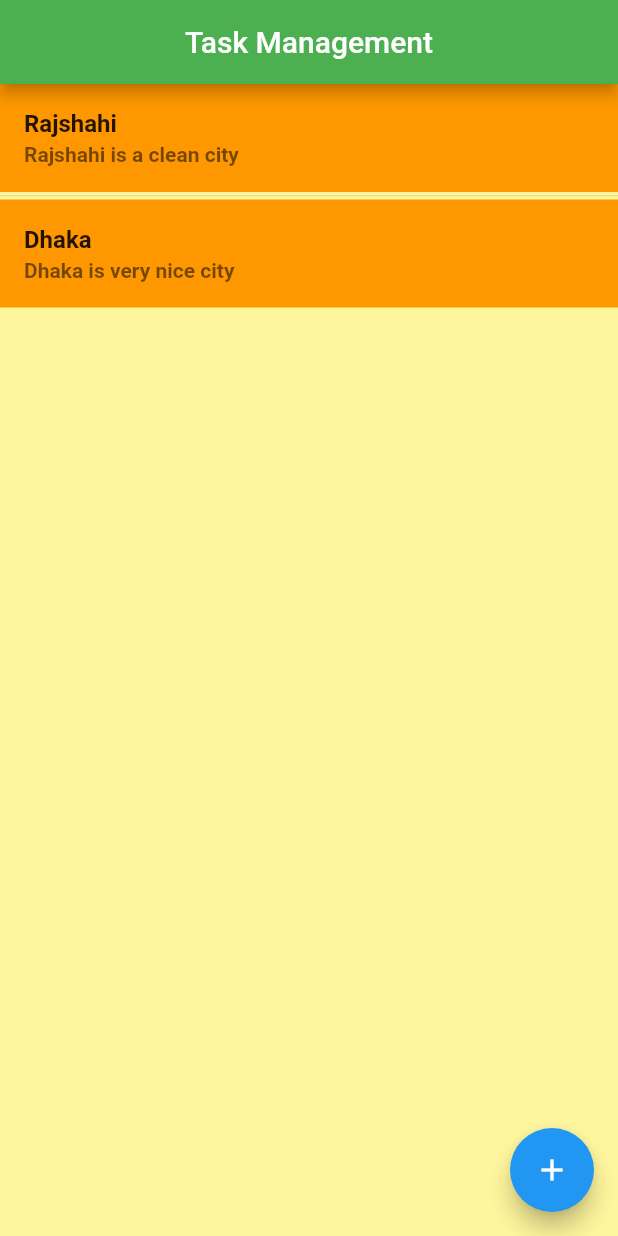
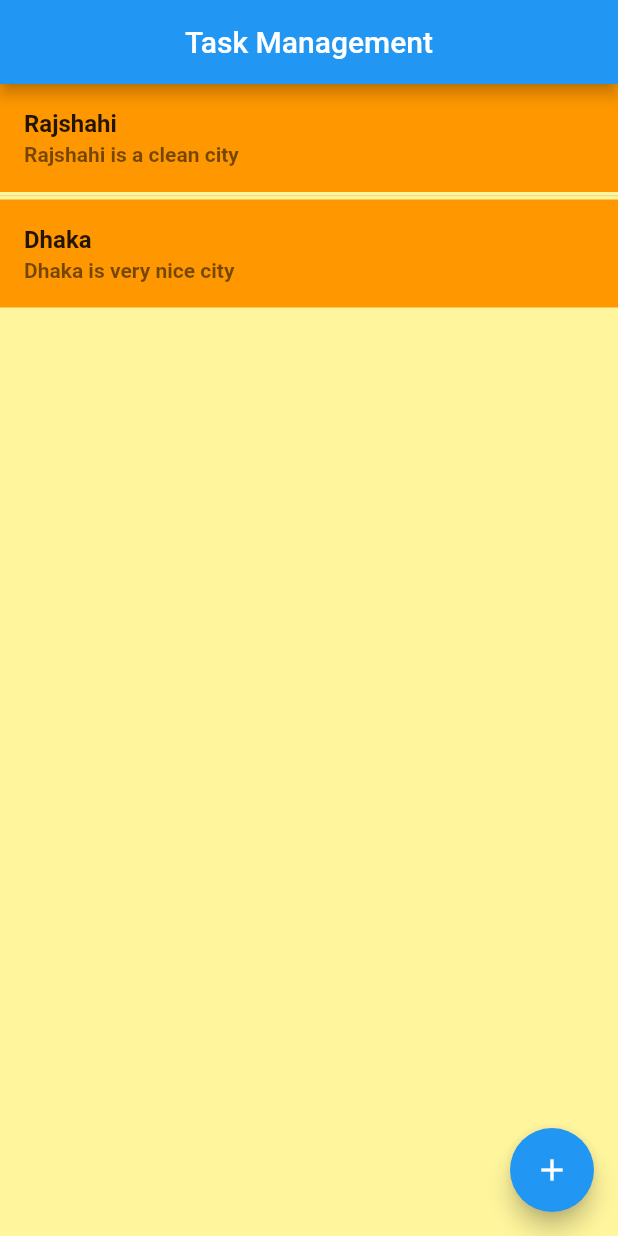
Before and after one commit to mahbuba89/Module8-Assignment, a Flutter app: the screen it shows after launch, on a phone screen of 412 x 824 dp. Run offline on Flutter 3.47's test engine with Material 2 defaults, Android fonts, the phone set to English and light mode, and no system bars.

Commit message:
Module 8 Assignment

```diff
--- a/lib/main.dart
+++ b/lib/main.dart
@@ -13,13 +13,6 @@ class MyApp extends StatelessWidget {
   Widget build(BuildContext context) {
     return MaterialApp(
       debugShowCheckedModeBanner: false,
-
-      theme: ThemeData(
-          elevatedButtonTheme: ElevatedButtonThemeData(
-              style:
-                  ElevatedButton.styleFrom(backgroundColor: Colors.deepPurple)),
-          appBarTheme:
-              AppBarTheme(centerTitle: true, backgroundColor: Colors.green)),
       routes: {
         "/": (context) => MyHomePage(),
       },
```
